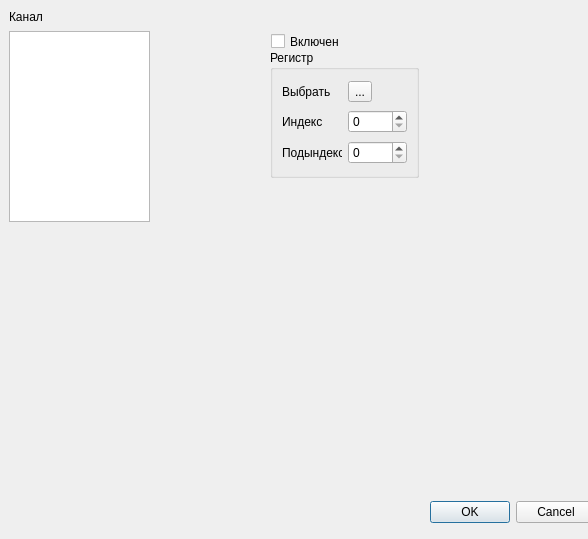
The window that sdoscopechseditdlg.ui (catompiler/QCanDrive) describes before a commit, drawn with Qt 5.
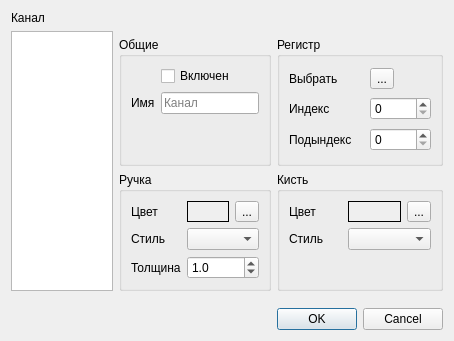
The same window after the commit.

```diff
--- a/sdoscopechseditdlg.ui
+++ b/sdoscopechseditdlg.ui
@@ -6,67 +6,83 @@
    <rect>
     <x>0</x>
     <y>0</y>
-    <width>588</width>
-    <height>539</height>
+    <width>454</width>
+    <height>341</height>
    </rect>
   </property>
   <property name="windowTitle">
    <string>Dialog</string>
   </property>
-  <widget class="QDialogButtonBox" name="buttonBox">
-   <property name="geometry">
-    <rect>
-     <x>430</x>
-     <y>500</y>
-     <width>166</width>
-     <height>24</height>
-    </rect>
-   </property>
-   <property name="orientation">
-    <enum>Qt::Horizontal</enum>
-   </property>
-   <property name="standardButtons">
-    <set>QDialogButtonBox::Cancel|QDialogButtonBox::Ok</set>
-   </property>
-  </widget>
+  <layout class="QGridLayout" name="gridLayout_5">
+   <item row="0" column="0" rowspan="3">
+    <layout class="QVBoxLayout" name="verticalLayout">
+     <item>
+      <widget class="QLabel" name="lblChannels">
+       <property name="text">
+        <string>Канал</string>
+       </property>
+      </widget>
+     </item>
+     <item>
   <widget class="QListWidget" name="lwChannels">
-   <property name="geometry">
-    <rect>
-     <x>9</x>
-     <y>31</y>
-     <width>141</width>
-     <height>191</height>
-    </rect>
-   </property>
    <property name="sizePolicy">
-    <sizepolicy hsizetype="Preferred" vsizetype="Preferred">
+        <sizepolicy hsizetype="Preferred" vsizetype="Expanding">
      <horstretch>0</horstretch>
      <verstretch>0</verstretch>
     </sizepolicy>
    </property>
   </widget>
+     </item>
+    </layout>
+   </item>
+   <item row="1" column="1">
+    <widget class="QGroupBox" name="gbGeneral">
+     <property name="title">
+      <string>Общие</string>
+     </property>
+     <layout class="QGridLayout" name="gridLayout_4">
+      <item row="1" column="0">
+       <widget class="QLabel" name="lblName">
+        <property name="text">
+         <string>Имя</string>
+        </property>
+       </widget>
+      </item>
+      <item row="0" column="1">
   <widget class="QCheckBox" name="cbEnabled">
-   <property name="geometry">
-    <rect>
-     <x>271</x>
-     <y>31</y>
-     <width>74</width>
-     <height>21</height>
-    </rect>
-   </property>
    <property name="text">
     <string>Включен</string>
    </property>
   </widget>
+      </item>
+      <item row="1" column="1">
+       <widget class="QLineEdit" name="leName">
+        <property name="placeholderText">
+         <string>Канал</string>
+        </property>
+        <property name="clearButtonEnabled">
+         <bool>true</bool>
+        </property>
+       </widget>
+      </item>
+      <item row="2" column="1">
+       <spacer name="verticalSpacer_2">
+        <property name="orientation">
+         <enum>Qt::Vertical</enum>
+        </property>
+        <property name="sizeHint" stdset="0">
+         <size>
+          <width>20</width>
+          <height>40</height>
+         </size>
+        </property>
+       </spacer>
+      </item>
+     </layout>
+    </widget>
+   </item>
+   <item row="1" column="2">
   <widget class="QGroupBox" name="gbReg">
-   <property name="geometry">
-    <rect>
-     <x>270</x>
-     <y>50</y>
-     <width>149</width>
-     <height>128</height>
-    </rect>
-   </property>
    <property name="title">
     <string>Регистр</string>
    </property>
@@ -111,19 +127,169 @@
     </item>
    </layout>
   </widget>
-  <widget class="QLabel" name="lblChannels">
-   <property name="geometry">
-    <rect>
-     <x>9</x>
-     <y>9</y>
-     <width>33</width>
-     <height>16</height>
-    </rect>
-   </property>
+   </item>
+   <item row="2" column="1">
+    <widget class="QGroupBox" name="gbPen">
+     <property name="title">
+      <string>Ручка</string>
+     </property>
+     <layout class="QGridLayout" name="gridLayout_2">
+      <item row="0" column="0">
+       <widget class="QLabel" name="lblPenColor">
    <property name="text">
-    <string>Канал</string>
-   </property>
-  </widget>
+         <string>Цвет</string>
+        </property>
+       </widget>
+      </item>
+      <item row="1" column="0">
+       <widget class="QLabel" name="lblPenStyle">
+        <property name="text">
+         <string>Стиль</string>
+        </property>
+       </widget>
+      </item>
+      <item row="3" column="0">
+       <widget class="QLabel" name="lblLineWidth">
+        <property name="text">
+         <string>Толщина</string>
+        </property>
+       </widget>
+      </item>
+      <item row="0" column="2">
+       <widget class="QToolButton" name="tbPenColorSel">
+        <property name="text">
+         <string>...</string>
+        </property>
+       </widget>
+      </item>
+      <item row="1" column="1" colspan="2">
+       <widget class="QComboBox" name="cbPenStyle"/>
+      </item>
+      <item row="0" column="1">
+       <widget class="QFrame" name="frPenColor">
+        <property name="autoFillBackground">
+         <bool>true</bool>
+        </property>
+        <property name="frameShape">
+         <enum>QFrame::Panel</enum>
+        </property>
+       </widget>
+      </item>
+      <item row="3" column="1" colspan="2">
+       <widget class="QDoubleSpinBox" name="sbLineWidth">
+        <property name="decimals">
+         <number>1</number>
+        </property>
+        <property name="maximum">
+         <double>10.000000000000000</double>
+        </property>
+        <property name="singleStep">
+         <double>0.500000000000000</double>
+        </property>
+        <property name="value">
+         <double>1.000000000000000</double>
+        </property>
+       </widget>
+      </item>
+     </layout>
+    </widget>
+   </item>
+   <item row="2" column="2">
+    <widget class="QGroupBox" name="gbBrush">
+     <property name="title">
+      <string>Кисть</string>
+     </property>
+     <layout class="QGridLayout" name="gridLayout_3">
+      <item row="0" column="1">
+       <widget class="QFrame" name="frBrushColor">
+        <property name="autoFillBackground">
+         <bool>true</bool>
+        </property>
+        <property name="frameShape">
+         <enum>QFrame::Panel</enum>
+        </property>
+        <property name="frameShadow">
+         <enum>QFrame::Plain</enum>
+        </property>
+       </widget>
+      </item>
+      <item row="1" column="1" colspan="2">
+       <widget class="QComboBox" name="cbBrushStyle"/>
+      </item>
+      <item row="0" column="2">
+       <widget class="QToolButton" name="tbBrushColorSel">
+        <property name="text">
+         <string>...</string>
+        </property>
+       </widget>
+      </item>
+      <item row="1" column="0">
+       <widget class="QLabel" name="lblBrushStyle">
+        <property name="text">
+         <string>Стиль</string>
+        </property>
+       </widget>
+      </item>
+      <item row="0" column="0">
+       <widget class="QLabel" name="lblBrushColor">
+        <property name="text">
+         <string>Цвет</string>
+        </property>
+       </widget>
+      </item>
+      <item row="2" column="1">
+       <spacer name="verticalSpacer">
+        <property name="orientation">
+         <enum>Qt::Vertical</enum>
+        </property>
+        <property name="sizeHint" stdset="0">
+         <size>
+          <width>20</width>
+          <height>13</height>
+         </size>
+        </property>
+       </spacer>
+      </item>
+     </layout>
+    </widget>
+   </item>
+   <item row="3" column="2">
+    <spacer name="verticalSpacer_3">
+     <property name="orientation">
+      <enum>Qt::Vertical</enum>
+     </property>
+     <property name="sizeHint" stdset="0">
+      <size>
+       <width>20</width>
+       <height>5</height>
+      </size>
+     </property>
+    </spacer>
+   </item>
+   <item row="4" column="2">
+    <widget class="QDialogButtonBox" name="buttonBox">
+     <property name="orientation">
+      <enum>Qt::Horizontal</enum>
+     </property>
+     <property name="standardButtons">
+      <set>QDialogButtonBox::Cancel|QDialogButtonBox::Ok</set>
+     </property>
+    </widget>
+   </item>
+   <item row="0" column="1" colspan="2">
+    <spacer name="horizontalSpacer">
+     <property name="orientation">
+      <enum>Qt::Horizontal</enum>
+     </property>
+     <property name="sizeHint" stdset="0">
+      <size>
+       <width>322</width>
+       <height>20</height>
+      </size>
+     </property>
+    </spacer>
+   </item>
+  </layout>
  </widget>
  <resources/>
  <connections>
```
Left out of the diff: 2 changed lines with no effect on the pictures. Lines whose indentation alone changed are shown as unchanged.
